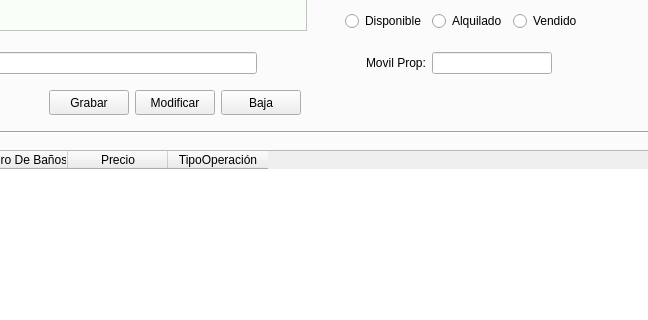
EvanSilva/ProyectoDI-2, file templates/venPrincipal.ui: the form before one commit; both pictures show x 453 to 1101 and y 268 to 588 of the 1255 by 846 pixel window.
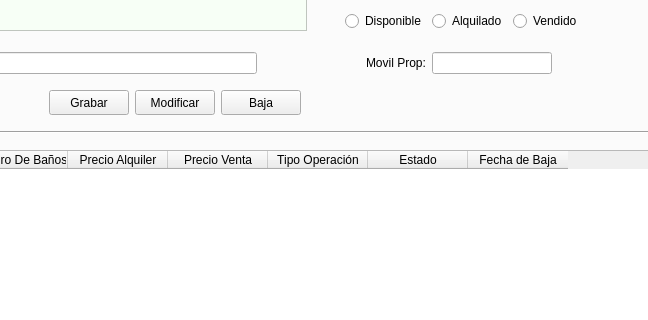
The form after the commit. Icons and pictures are not drawn.

Diff of the .ui file:
```diff
--- a/templates/venPrincipal.ui
+++ b/templates/venPrincipal.ui
@@ -1721,12 +1721,27 @@
           </column>
           <column>
            <property name="text">
-            <string>Precio</string>
+            <string>Precio Alquiler</string>
            </property>
           </column>
           <column>
            <property name="text">
-            <string>TipoOperación</string>
+            <string>Precio Venta</string>
+           </property>
+          </column>
+          <column>
+           <property name="text">
+            <string>Tipo Operación</string>
+           </property>
+          </column>
+          <column>
+           <property name="text">
+            <string>Estado</string>
+           </property>
+          </column>
+          <column>
+           <property name="text">
+            <string>Fecha de Baja</string>
            </property>
           </column>
          </widget>
```
Left out of the diff: 4 changed lines with no effect on the pictures.
